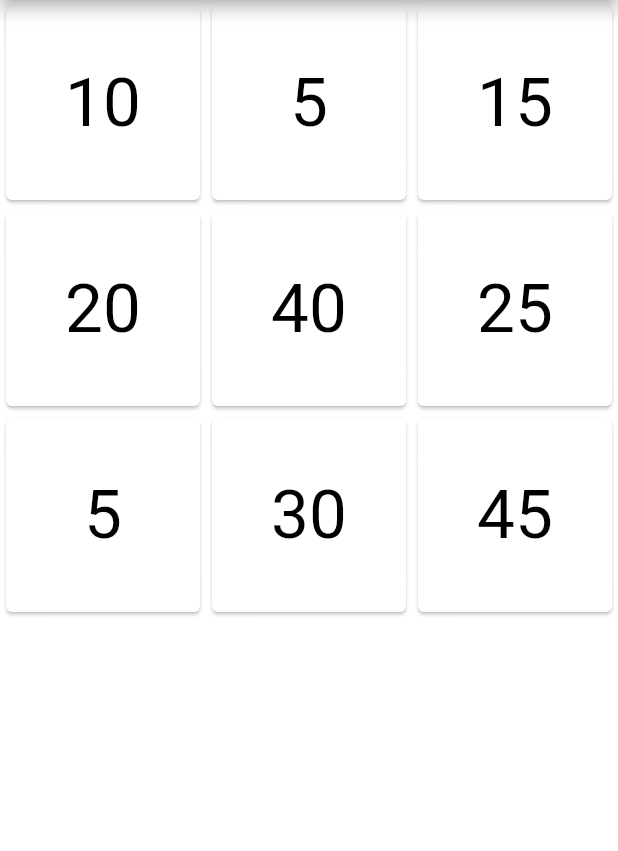
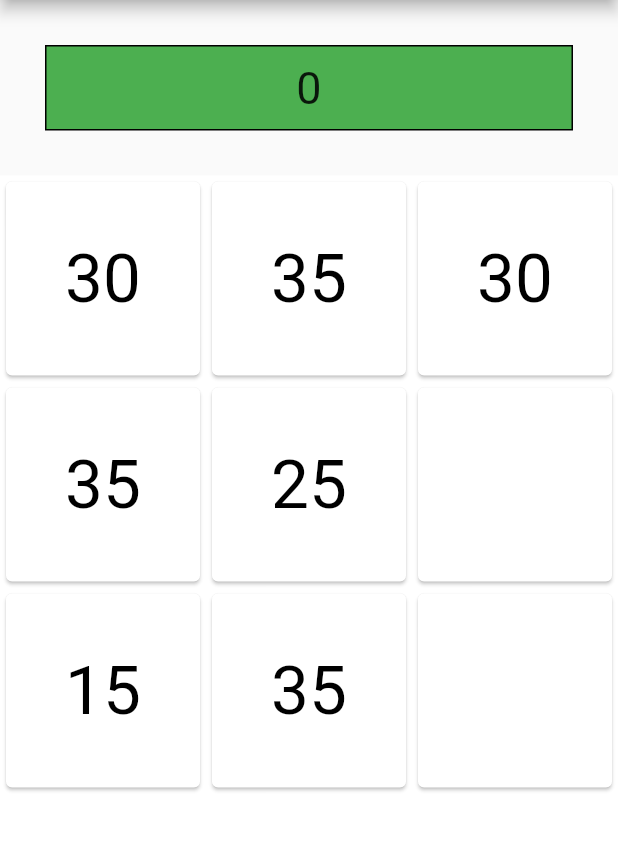
Before and after one commit to buchslava/greed, a Flutter app: the screen it shows after launch, on a phone screen of 412 x 824 dp, the part 84-935 px from its top. Run offline on Flutter 3.47's test engine with Material 2 defaults, Android fonts, the phone set to English and light mode, and no system bars.

Commit message:
it works

```diff
--- a/lib/src/cell.dart
+++ b/lib/src/cell.dart
@@ -47,7 +47,7 @@ class CellState extends State<Cell> with TickerProviderStateMixin {
 
   @override
   void dispose() {
+    controller.dispose();
     super.dispose();
-    controller.dispose();
   }
 }
--- a/lib/src/cell2.dart
+++ b/lib/src/cell2.dart
@@ -28,7 +28,7 @@ class CellState2 extends State<Cell2> {
       child: Card(
         child: Center(
           child: Text(
-            widget.item.value.toString(),
+            widget.item.value == 0 ? '' : widget.item.value.toString(),
             textAlign: TextAlign.center,
             style: TextStyle(
                 fontSize: 45.0,
--- a/lib/src/home.dart
+++ b/lib/src/home.dart
@@ -1,3 +1,5 @@
+import 'dart:async';
+import 'dart:math';
 import 'package:flutter/material.dart';
 import 'package:greed/src/cell.dart';
 import 'package:greed/src/cell2.dart';
@@ -11,6 +13,9 @@ final key6 = new GlobalKey<CellState2>();
 final key7 = new GlobalKey<CellState2>();
 final key8 = new GlobalKey<CellState2>();
 final key9 = new GlobalKey<CellState2>();
+
+final _random = new Random();
+int random(int min, int max) => min + _random.nextInt(max - min);
 
 class Home extends StatefulWidget {
   @override
@@ -32,21 +37,63 @@ class HomeState extends State<Home> {
   Item selected, playerModel, endpoint;
   Size _size;
   Offset _pos;
+  Timer gameTimer;
+  var valuesPool = [5, 10, 15, 20, 25, 30, 35, 40];
+  int score;
+
+  bool isOver() {
+    for (var i = 0; i < model.length; i++) {
+      if (model[i].value == 0) {
+        return false;
+      }
+    }
+    return true;
+  }
 
   @override
   void initState() {
     super.initState();
-    model = [
-      new Item(value: 10, order: 0),
-      new Item(value: 5, order: 1),
-      new Item(value: 15, order: 2),
-      new Item(value: 20, order: 3),
-      new Item(value: 40, order: 4),
-      new Item(value: 25, order: 5),
-      new Item(value: 5, order: 6),
-      new Item(value: 30, order: 7),
-      new Item(value: 45, order: 8),
-    ];
+    start();
+  }
+
+  start() {
+    score = 0;
+    model = [];
+    for (var i = 0; i < 9; i++) {
+      model.add(new Item(value: 0, order: i));
+    }
+    gameTimer = new Timer.periodic(new Duration(milliseconds: 1000), (timer) {
+      if (isOver()) {
+        setState(() {
+          gameTimer.cancel();
+          gameTimer = null;
+        });
+        return;
+      }
+      List<int> freeSlots = [];
+      for (var i = 0; i < model.length; i++) {
+        if (model[i].value == 0) {
+          freeSlots.add(i);
+        }
+      }
+      int pos = freeSlots.length == 1 ? 0 : random(0, freeSlots.length - 1);
+      int r = random(0, valuesPool.length - 1);
+
+      setState(() {
+        model[freeSlots[pos]].value = valuesPool[r];
+      });
+    });
+  }
+
+  @override
+  void dispose() {
+    gameTimer.cancel();
+    super.dispose();
+  }
+
+  @override
+  void deactivate() {
+    super.deactivate();
   }
 
   Offset _getPos(int order) {
@@ -61,6 +108,9 @@ class HomeState extends State<Home> {
   }
 
   selections(int newOrder, Size s, Offset o) {
+    if (isOver()) {
+      return;
+    }
     _size = s;
     _pos = o;
     Offset pos = _getPos(newOrder);
@@ -72,7 +122,8 @@ class HomeState extends State<Home> {
 
     selected = getSelected();
 
-    if (selected != null && selected.order == newOrder) {
+    if (selected != null &&
+        (selected.order == newOrder || current.value < selected.value)) {
       setState(() {
         selected.selected = false;
       });
@@ -94,11 +145,16 @@ class HomeState extends State<Home> {
   }
 
   move() {
+    if (isOver()) {
+      return;
+    }
     setState(() {
       for (int i = 0; i < model.length; i++) {
         model[i].selected = false;
       }
       model[endpoint.order].value -= model[selected.order].value;
+      score += model[selected.order].value;
+      model[selected.order].value = 0;
       selected = null;
       playerModel = null;
       endpoint = null;
@@ -157,13 +213,44 @@ class HomeState extends State<Home> {
           height: _size.height,
         ));
       }
-      return new Expanded(
+      /*
+      new Expanded(
             flex: 1,
             child: new Container(
                 width: _screenSize.width,
                 height: _screenSize.height,
                 color: Colors.white,
                 child: Stack(children: ch)),
+          )
+      */
+      var sb = RaisedButton(
+        child: Text("NEW GAME"),
+        onPressed: start,
+        color: Colors.green,
+        textColor: Colors.yellow,
+        padding: EdgeInsets.fromLTRB(10, 10, 10, 10),
+        splashColor: Colors.grey,
+      );
+      var sc = Text("$score", style: TextStyle(fontSize: 30));
+
+      return Column(
+        children: [
+          Container(
+            margin: EdgeInsets.all(30.0),
+            padding: EdgeInsets.all(10.0),
+            alignment: Alignment.topCenter,
+            decoration: BoxDecoration(
+              color: Colors.green,
+              border: Border.all(),
+            ),
+            child: gameTimer == null ? sb : sc,
+          ),
+          new Container(
+              width: _screenSize.width,
+              height: _screenSize.height - 300,
+              color: Colors.white,
+              child: Stack(children: ch))
+        ],
       );
     }
   }
```
Lines whose indentation alone changed are shown as unchanged.
